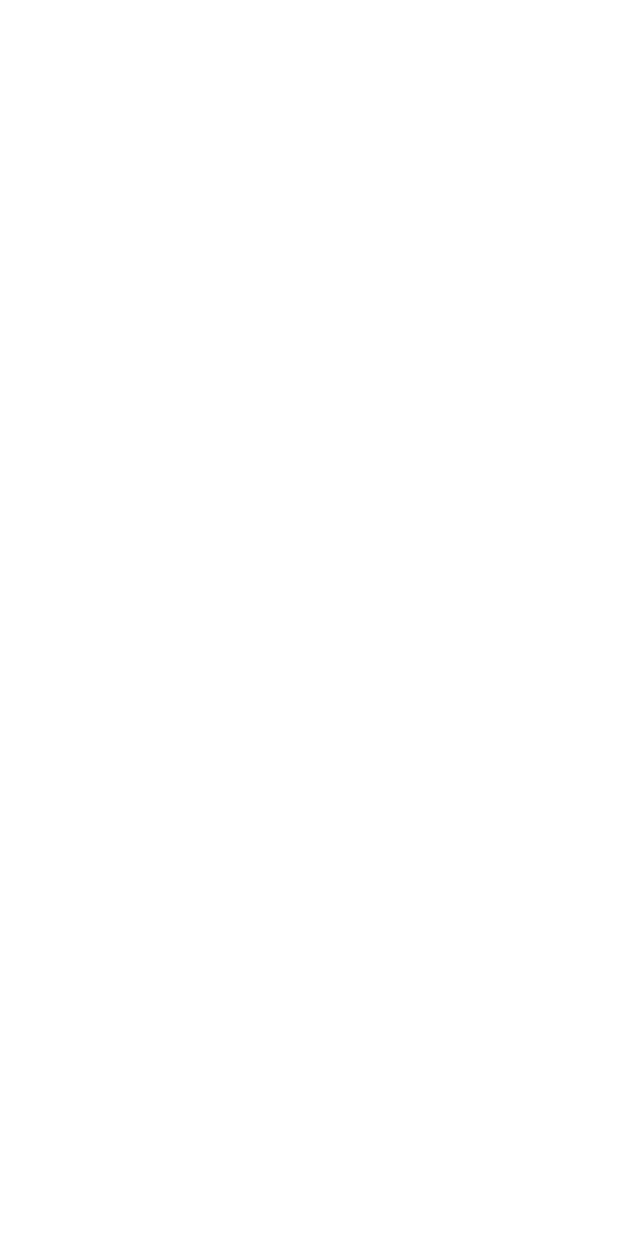
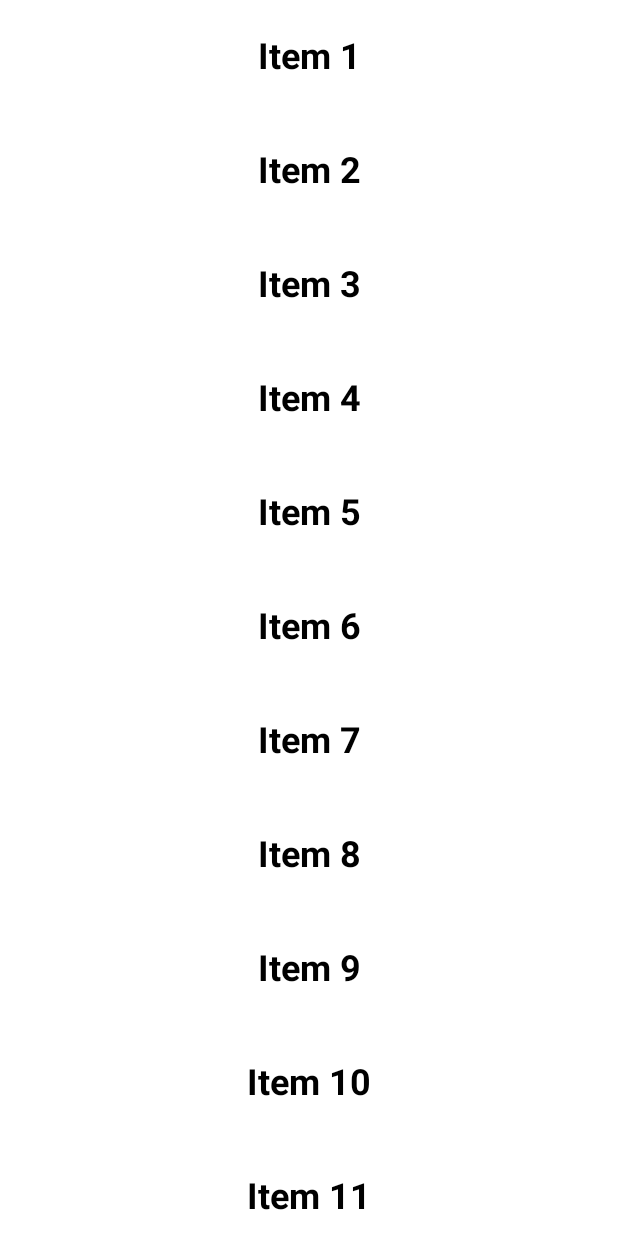
Before and after one commit to levkaantonov/ComposeTraining, an Android app built with Jetpack Compose: the screen it shows after launch (MainActivity), on a phone screen of 412 x 824 dp. Before the commit the screen is empty. Run offline under Robolectric (Android 15) with nearby library versions, the phone set to English and light mode, and no system bars.

Commit message:
added list of items

```diff
--- a/app/src/main/java/levkaantonov/com/study/composetraining/MainActivity.kt
+++ b/app/src/main/java/levkaantonov/com/study/composetraining/MainActivity.kt
@@ -3,19 +3,36 @@ package levkaantonov.com.study.composetraining
 import android.os.Bundle
 import androidx.activity.ComponentActivity
 import androidx.activity.compose.setContent
-import androidx.compose.material.MaterialTheme
-import androidx.compose.material.Surface
+import androidx.compose.foundation.layout.Column
+import androidx.compose.foundation.layout.fillMaxWidth
+import androidx.compose.foundation.layout.padding
+import androidx.compose.foundation.rememberScrollState
+import androidx.compose.foundation.verticalScroll
 import androidx.compose.material.Text
-import androidx.compose.runtime.Composable
-import androidx.compose.ui.tooling.preview.Preview
-import levkaantonov.com.study.composetraining.ui.theme.ComposeTrainingTheme
+import androidx.compose.ui.Modifier
+import androidx.compose.ui.text.font.FontWeight
+import androidx.compose.ui.text.style.TextAlign
+import androidx.compose.ui.unit.dp
+import androidx.compose.ui.unit.sp
 
 class MainActivity : ComponentActivity() {
     override fun onCreate(savedInstanceState: Bundle?) {
         super.onCreate(savedInstanceState)
         setContent {
-            ComposeTrainingTheme {
-                Surface(color = MaterialTheme.colors.background) {
+            val scrollSate = rememberScrollState()
+            Column(
+                modifier = Modifier.verticalScroll(scrollSate)
+            ) {
+                for (i in 1..50) {
+                    Text(
+                        text = "Item $i",
+                        fontSize = 24.sp,
+                        fontWeight = FontWeight.Bold,
+                        textAlign = TextAlign.Center,
+                        modifier = Modifier
+                            .fillMaxWidth()
+                            .padding(vertical = 24.dp)
+                    )
                 }
             }
         }
```
